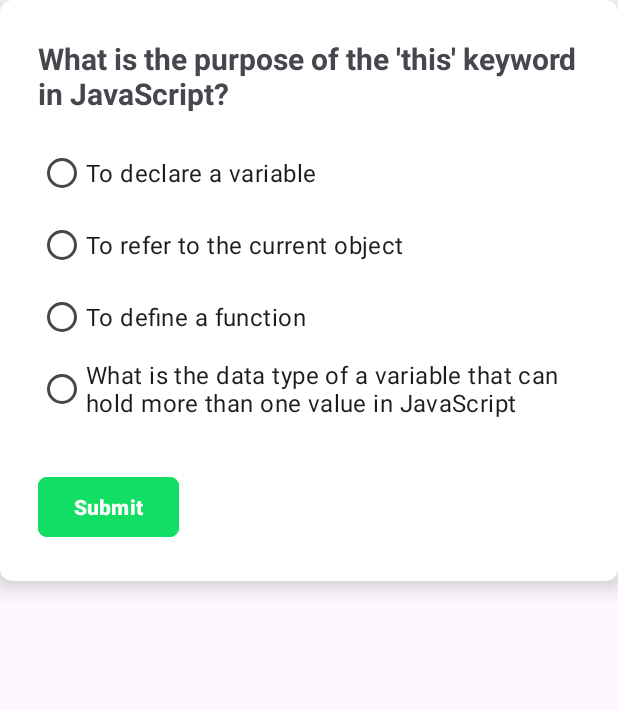
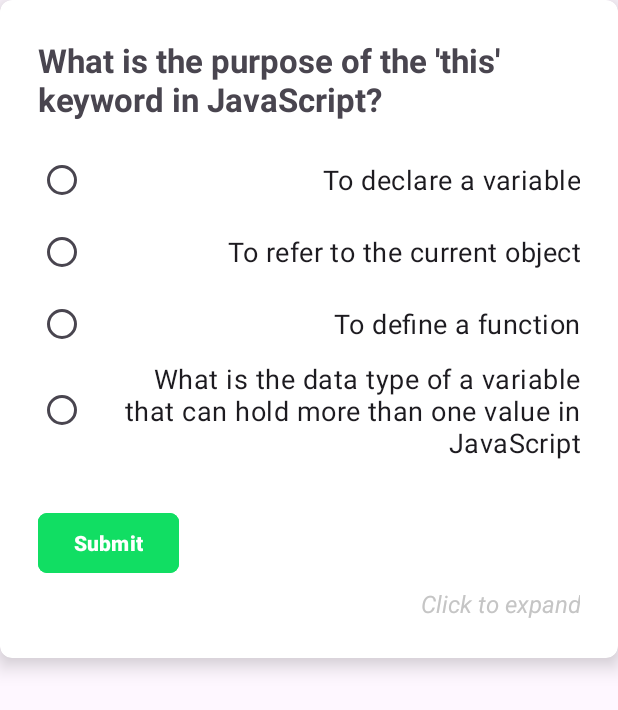
Before and after one commit to b0ink/10.1-PersonalizedLearningExperienceApp, an Android app: the layout quiz_question_fragment.xml on its own in the app's theme, with its tools: preview values and no code run, on a phone screen of 412 x 824 dp. Shown: the top 710 px of the screen. Run offline under Robolectric (Android 15) with nearby library versions, the phone set to English and light mode, and no system bars.

Commit message:
'click to expand/collapse' tooltip

```diff
--- a/app/src/main/java/com/example/personalizedlearningexperience/QuizQuestionAdapter.java
+++ b/app/src/main/java/com/example/personalizedlearningexperience/QuizQuestionAdapter.java
@@ -50,6 +50,7 @@ public class QuizQuestionAdapter extends RecyclerView.Adapter<QuizQuestionAdapte
         private RelativeLayout rlQuestionView;
 
         private TextView tvQuestion;
+        private TextView tvExpandTooltip;
 
         private RadioGroup rgOptions;
         private RadioButton rbtnOption1;
@@ -67,6 +68,7 @@ public class QuizQuestionAdapter extends RecyclerView.Adapter<QuizQuestionAdapte
             super(itemView);
             rlQuestionView = itemView.findViewById(R.id.rlQuestionView);
             tvQuestion = itemView.findViewById(R.id.tvQuestion);
+            tvExpandTooltip = itemView.findViewById(R.id.tvExpandTooltip);
 
             rgOptions = itemView.findViewById(R.id.rgOptions);
             rbtnOption1 = itemView.findViewById(R.id.rbtnOption1);
@@ -112,14 +114,18 @@ public class QuizQuestionAdapter extends RecyclerView.Adapter<QuizQuestionAdapte
             animator.start();
             rgOptions.setVisibility(View.GONE);
             btnSubmitAnswer.setVisibility(View.GONE);
+            tvExpandTooltip.setTextAlignment(View.TEXT_ALIGNMENT_TEXT_END);
+            tvExpandTooltip.setText("Click to expand");
         }
 
         private void expandRadioGroup() {
             rgOptions.setVisibility(View.VISIBLE);
-            btnSubmitAnswer.setVisibility(View.VISIBLE);
+//            btnSubmitAnswer.setVisibility(View.VISIBLE);
             ObjectAnimator animator = ObjectAnimator.ofFloat(rgOptions, "alpha", 0f, 1f);
             animator.setDuration(500);
             animator.start();
+            tvExpandTooltip.setTextAlignment(View.TEXT_ALIGNMENT_TEXT_START);
+            tvExpandTooltip.setText("Click to collapse");
         }
 
     }
--- a/app/src/main/res/layout/quiz_question_fragment.xml
+++ b/app/src/main/res/layout/quiz_question_fragment.xml
@@ -15,19 +15,19 @@
         android:layout_height="wrap_content"
         android:padding="25dp">
 
+        <!-- Task Description -->
+
         <TextView
             android:id="@+id/tvQuestion"
             android:layout_width="match_parent"
             android:layout_height="wrap_content"
             android:text="What is the purpose of the 'this' keyword in JavaScript?"
-            android:textSize="20sp"
+            android:textSize="22sp"
             android:textStyle="bold" />
-
-        <!-- Task Description -->
 
         <RadioGroup
             android:id="@+id/rgOptions"
-            android:layout_width="wrap_content"
+            android:layout_width="match_parent"
             android:layout_height="wrap_content"
             android:layout_below="@+id/tvQuestion"
             android:layout_marginTop="15dp"
@@ -37,29 +37,37 @@
                 android:id="@+id/rbtnOption1"
                 android:layout_width="match_parent"
                 android:layout_height="wrap_content"
+                android:paddingStart="25dp"
                 android:text="To declare a variable"
-                android:textSize="16sp" />
+                android:textAlignment="textEnd"
+                android:textSize="18sp" />
 
             <RadioButton
                 android:id="@+id/rbtnOption2"
                 android:layout_width="match_parent"
                 android:layout_height="wrap_content"
+                android:paddingStart="25dp"
                 android:text="To refer to the current object"
-                android:textSize="16sp" />
+                android:textAlignment="textEnd"
+                android:textSize="18sp" />
 
             <RadioButton
                 android:id="@+id/rbtnOption3"
                 android:layout_width="match_parent"
                 android:layout_height="wrap_content"
+                android:paddingStart="25dp"
                 android:text="To define a function"
-                android:textSize="16sp" />
+                android:textAlignment="textEnd"
+                android:textSize="18sp" />
 
             <RadioButton
                 android:id="@+id/rbtnOption4"
                 android:layout_width="match_parent"
                 android:layout_height="wrap_content"
+                android:paddingStart="25dp"
                 android:text="What is the data type of a variable that can hold more than one value in JavaScript"
-                android:textSize="16sp" />
+                android:textAlignment="textEnd"
+                android:textSize="18sp" />
         </RadioGroup>
 
         <Button
@@ -72,6 +80,18 @@
             android:text="Submit"
             android:textStyle="bold"
             app:cornerRadius="6dp" />
+
+        <TextView
+            android:id="@+id/tvExpandTooltip"
+            android:layout_width="match_parent"
+            android:layout_height="wrap_content"
+            android:layout_below="@id/btnSubmitAnswer"
+            android:layout_marginTop="5dp"
+            android:text="Click to expand"
+            android:textAlignment="textEnd"
+            android:textColor="#C5C5C5"
+            android:textSize="16sp"
+            android:textStyle="italic" />
 
 
         <!--        &lt;!&ndash; Edit Button (Options Menu) &ndash;&gt;-->
```
